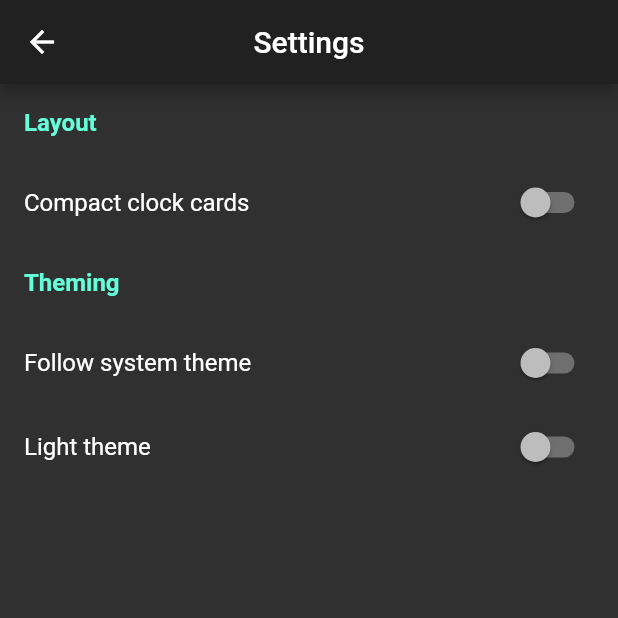
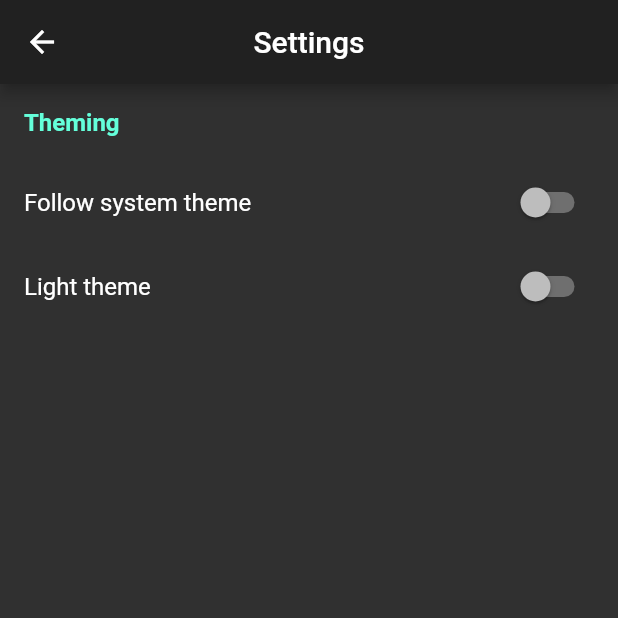
Before and after one commit to nikolajjsj/chess-clock, a Flutter app: the screen it shows after launch, after a tap on the "settings" icon, on a phone screen of 412 x 824 dp, the top half of it. Run offline on Flutter 3.47's test engine with Material 2 defaults, Android fonts, the light colour scheme and no system bars; our stand-ins replace equatable, flutter_bloc, get_it, hydrated_bloc, shared_preferences.

Commit message:
Removed compact layout (nicer & simpler)

```diff
--- a/lib/misc/preferences/preferences.dart
+++ b/lib/misc/preferences/preferences.dart
@@ -12,8 +12,4 @@ class AppPreferences {
     _preferences = await SharedPreferences.getInstance();
     print('initialized preferences');
   }
-
-  /// Whether to show compact layout of timers
-  bool get compact => preferences.getBool('compact') ?? false;
-  set compact(bool value) => preferences.setBool('compact', value);
 }
--- a/lib/screens/default_screen.dart
+++ b/lib/screens/default_screen.dart
@@ -1,8 +1,5 @@
 import 'package:chessclock/misc/default/default_clocks.dart';
-import 'package:chessclock/misc/preferences/preferences.dart';
-import 'package:chessclock/misc/service_locator.dart';
 import 'package:chessclock/widgets/clock_cards/clock_card.dart';
-import 'package:chessclock/widgets/clock_cards/compact_clock_card.dart';
 import 'package:flutter/material.dart';
 
 class DefaultScreen extends StatelessWidget {
@@ -10,17 +7,6 @@ class DefaultScreen extends StatelessWidget {
 
   @override
   Widget build(BuildContext context) {
-    if (app<AppPreferences>().compact) {
-      return GridView.builder(
-        gridDelegate: SliverGridDelegateWithFixedCrossAxisCount(
-          crossAxisCount: 3,
-        ),
-        itemCount: predefinedClocks.length,
-        itemBuilder: (context, index) {
-          return CompactClockCard(chessClock: predefinedClocks[index]);
-        },
-      );
-    } else {
     return ListView.builder(
       itemCount: predefinedClocks.length,
       itemBuilder: (context, index) {
@@ -29,4 +15,3 @@ class DefaultScreen extends StatelessWidget {
     );
   }
 }
-}
--- a/lib/screens/settings/settings_screen.dart
+++ b/lib/screens/settings/settings_screen.dart
@@ -1,7 +1,4 @@
-import 'package:chessclock/misc/message_service/message_service.dart';
 import 'package:chessclock/misc/preferences/bloc/theme_bloc.dart';
-import 'package:chessclock/misc/preferences/preferences.dart';
-import 'package:chessclock/misc/service_locator.dart';
 import 'package:chessclock/widgets/settings/settings_header.dart';
 import 'package:flutter/cupertino.dart';
 import 'package:flutter/material.dart';
@@ -19,22 +16,10 @@ class SettingsScreen extends StatefulWidget {
 class _SettingsScreenState extends State<SettingsScreen> {
   @override
   Widget build(BuildContext context) {
-    final compact = app<AppPreferences>().compact;
-
     return Scaffold(
       appBar: AppBar(title: Text('Settings'), centerTitle: true),
       body: ListView(
         children: [
-          SettingsHeader(title: 'Layout'),
-          SwitchListTile(
-            title: Text('Compact clock cards'),
-            value: compact,
-            onChanged: (val) {
-              app<AppPreferences>().compact = val;
-              setState(() {});
-              app<MessageService>().show('Please restart app');
-            },
-          ),
           SettingsHeader(title: 'Theming'),
           BlocBuilder<ThemeBloc, ThemeState>(
             builder: (context, state) {
```
Also changed, not shown: 1 other file. Lines whose indentation alone changed are shown as unchanged.
